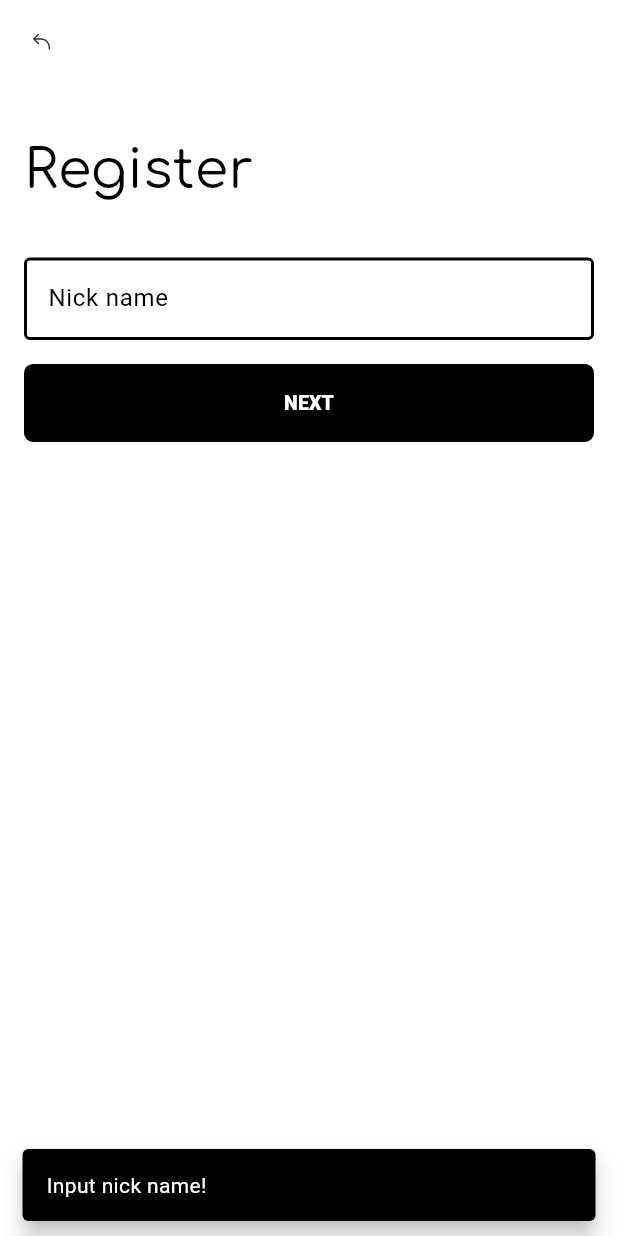
After one commit to VLad345406/flutter_photo, a Flutter app: the GoogleSighInRegistrationData screen opened directly, after a tap on "NEXT", on a phone screen of 412 x 824 dp. The commit adds this screen. Run offline on Flutter 3.47's test engine with Material 3 defaults, Android fonts, the phone set to English and light mode, and no system bars; our stand-ins replace cloud_firestore, firebase_auth, firebase_core, firebase_storage, flutter_svg, google_fonts and 3 more; accounts and stored records are empty.

Commit message:
Fix google_sigh_in: add form first login (add user nickname) and save info to database

```diff
--- /dev/null
+++ b/lib/screens/auth/google_sigh_in_registration_data.dart
@@ -0,0 +1,79 @@
+import 'package:flutter/material.dart';
+import 'package:flutter_qualification_work/elements/button.dart';
+import 'package:flutter_qualification_work/elements/text_field.dart';
+import 'package:flutter_qualification_work/services/authentication/google_sigh_in_add_info_firestore.dart';
+import 'package:flutter_qualification_work/services/remove_account_service.dart';
+import 'package:flutter_svg/svg.dart';
+import 'package:google_fonts/google_fonts.dart';
+
+class GoogleSighInRegistrationData extends StatefulWidget {
+  const GoogleSighInRegistrationData({super.key});
+
+  @override
+  State<GoogleSighInRegistrationData> createState() =>
+      _GoogleSighInRegistrationDataState();
+}
+
+class _GoogleSighInRegistrationDataState
+    extends State<GoogleSighInRegistrationData> {
+  final nickNameController = TextEditingController();
+
+  @override
+  Widget build(BuildContext context) {
+    return Scaffold(
+      backgroundColor: Colors.white,
+      appBar: AppBar(
+        backgroundColor: Colors.white,
+        elevation: 0,
+        leading: IconButton(
+          onPressed: () {
+            removeAccount(context);
+          },
+          icon: SvgPicture.asset(
+            'assets/icons/back_arrow.svg',
+            width: 12.21,
+            height: 11.35,
+          ),
+        ),
+      ),
+      body: Column(
+        crossAxisAlignment: CrossAxisAlignment.start,
+        children: [
+          //header text
+          Padding(
+            padding: const EdgeInsets.only(
+              left: 16,
+              top: 32.65,
+              bottom: 16,
+            ),
+            child: Text(
+              'Register',
+              style: GoogleFonts.comfortaa(
+                color: Colors.black,
+                fontSize: 36,
+                fontWeight: FontWeight.w400,
+              ),
+            ),
+          ),
+          //nickname text-field
+          PhotoTextField(
+            controller: nickNameController,
+            showVisibleButton: false,
+            label: 'Nick name',
+          ),
+          //registration button
+          PhotoButton(
+            widthButton: MediaQuery.of(context).size.width - 32,
+            buttonMargin: EdgeInsets.only(left: 16, top: 16),
+            buttonText: 'NEXT',
+            textColor: Colors.white,
+            buttonColor: Colors.black,
+            function: () {
+              googleSighInAddInfoFirestore(context, nickNameController.text);
+            },
+          ),
+        ],
+      ),
+    );
+  }
+}
--- /dev/null
+++ b/lib/services/authentication/google_sigh_in_add_info_firestore.dart
@@ -0,0 +1,32 @@
+import 'package:cloud_firestore/cloud_firestore.dart';
+import 'package:firebase_auth/firebase_auth.dart';
+import 'package:flutter/material.dart';
+import 'package:flutter_qualification_work/screens/main/main_screen.dart';
+import 'package:flutter_qualification_work/services/snack_bar_service.dart';
+
+Future googleSighInAddInfoFirestore(
+    BuildContext context, String nickName) async {
+  if (nickName.isEmpty) {
+    snackBar(context, 'Input nick name!');
+  } else {
+    String? userEmail = FirebaseAuth.instance.currentUser?.email;
+    String? userID = FirebaseAuth.instance.currentUser?.uid;
+    try {
+      final FirebaseFirestore fireStore = FirebaseFirestore.instance;
+      fireStore.collection('users').doc(userID).set({
+        'uid': userID,
+        'email': userEmail,
+        'user_name': nickName,
+        'image_link': '',
+      }, SetOptions(merge: true));
+      Navigator.pushAndRemoveUntil(context,
+          MaterialPageRoute(builder: (context) {
+        return MainScreen();
+      }), (route) => false);
+    } on FirebaseAuthException catch (e) {
+      snackBar(context, e.message.toString());
+    } catch (e) {
+      snackBar(context, e.toString());
+    }
+  }
+}
```
Also changed, not shown: lib/screens/auth/login_screen.dart (+31 -7 lines), lib/services/authentication/snapshot_has_data_page.dart (added, +44 -0 lines), lib/services/authentication/start_auth_service.dart (+9 -18 lines), lib/services/remove_account_service.dart (+11 -4 lines).
